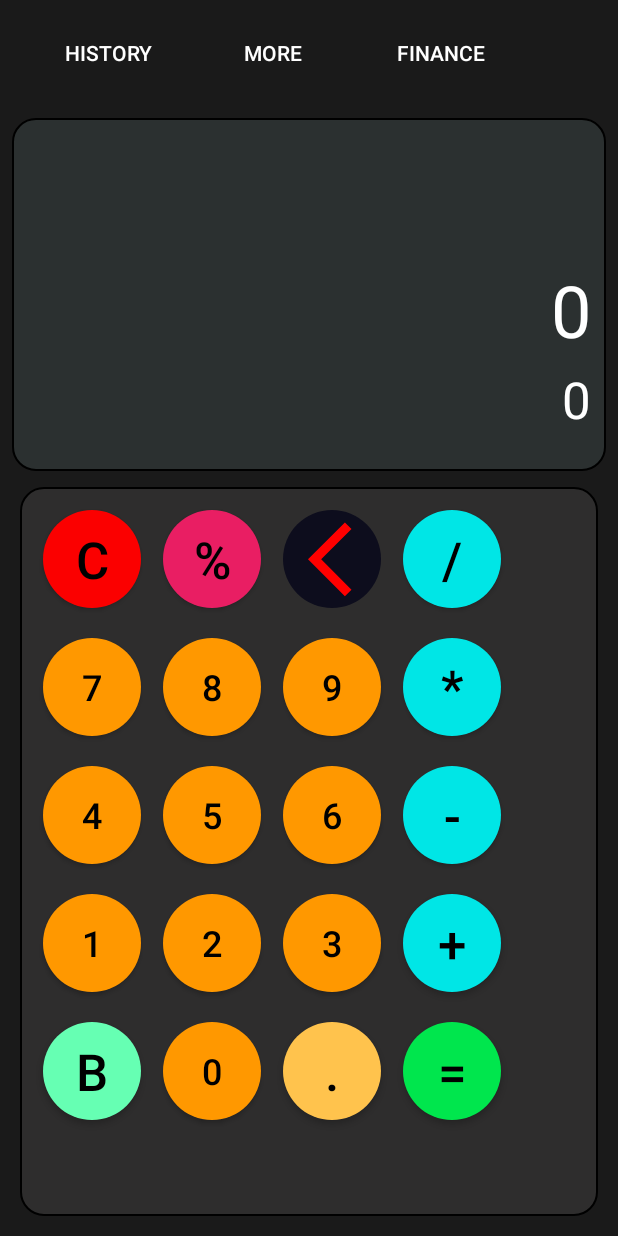
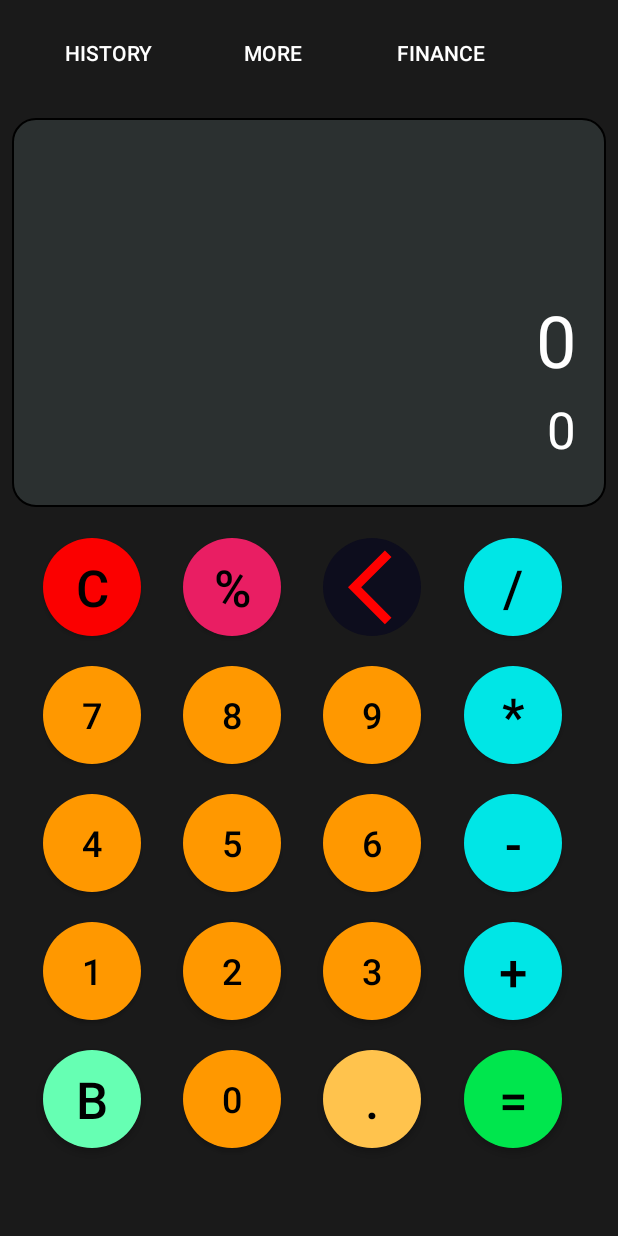
Before and after one commit to saikiranreddyappidi/Calculator, an Android app: the screen it shows after launch (MainActivity), on a phone screen of 412 x 824 dp. Run offline under Robolectric (Android 15) with nearby library versions, the phone set to English and light mode, and no system bars.

Commit message:
Few updates and added deselect option.

```diff
--- a/app/src/main/java/com/example/calculator/History.java
+++ b/app/src/main/java/com/example/calculator/History.java
@@ -178,6 +178,7 @@ public class History extends AppCompatActivity implements View.OnClickListener,
             }
         }
         Button btnSelectAll = findViewById(R.id.selectAll);
+        btnSelectAll.setBackground(AppCompatResources.getDrawable(this, R.drawable.baseline_deselect_24));
         if(selectedAll){
             for(int i=0;i<layout.getChildCount();i++){
                 Button button = (Button) layout.getChildAt(i);
--- a/app/src/main/res/layout/activity_main.xml
+++ b/app/src/main/res/layout/activity_main.xml
@@ -48,22 +48,20 @@
 
     <LinearLayout
         android:layout_width="match_parent"
-        android:layout_height="113sp"
-        android:layout_weight="1"
-        android:orientation="vertical"
-        android:background="@drawable/output_round_corner"
+        android:layout_height="0sp"
         android:layout_marginStart="0sp"
         android:layout_marginEnd="0sp"
-        android:padding="10sp"
-        android:layout_marginBottom="5sp">
-
-
+        android:layout_marginBottom="0sp"
+        android:layout_weight="1"
+        android:background="@drawable/output_round_corner"
+        android:orientation="vertical"
+        android:padding="20sp">
 
 
         <TextView
             android:id="@+id/input"
             android:layout_width="match_parent"
-            android:layout_height="150sp"
+            android:layout_height="160sp"
             android:autoSizeMaxTextSize="48sp"
             android:autoSizeMinTextSize="24sp"
             android:autoSizeStepGranularity="2sp"
@@ -90,9 +88,8 @@
     </LinearLayout>
 
     <LinearLayout
-        android:layout_height="180sp"
-        android:layout_weight="2.5"
-        android:background="@drawable/keyboard_round_corner"
+        android:layout_height="0sp"
+        android:layout_weight="1.8"
         android:baselineAligned="false"
         android:layout_margin="5sp"
         android:padding="5sp"
@@ -100,6 +97,7 @@
 
         <LinearLayout
             android:layout_width="80sp"
+            android:layout_weight="1"
             android:layout_height="match_parent"
             android:orientation="vertical">
 
@@ -203,6 +201,7 @@
         <LinearLayout
             android:layout_width="80sp"
             android:layout_height="match_parent"
+            android:layout_weight="1"
             android:orientation="vertical">
 
             <Button
@@ -302,6 +301,8 @@
         <LinearLayout
             android:layout_width="80sp"
             android:layout_height="match_parent"
+            android:layout_weight="1"
+
             android:orientation="vertical">
 
             <ImageButton
@@ -400,6 +401,8 @@
         <LinearLayout
             android:layout_width="80sp"
             android:layout_height="match_parent"
+            android:layout_weight="1"
+
             android:orientation="vertical">
 
             <Button
--- /dev/null
+++ b/app/src/main/res/values-w820dp/dimens.xml
@@ -0,0 +1,6 @@
+<resources>
+    <!-- Example customization of dimensions originally defined in res/values/dimens.xml
+         (such as screen margins) for screens with more than 820dp of available width. This
+         would include 7" and 10" devices in landscape (~960dp and ~1280dp respectively). -->
+    <dimen name="activity_horizontal_margin">64dp</dimen>
+</resources>
--- a/app/src/main/res/values/dimens.xml
+++ b/app/src/main/res/values/dimens.xml
@@ -2,4 +2,9 @@
     <dimen name="app_bar_height">180dp</dimen>
     <dimen name="fab_margin">16dp</dimen>
     <dimen name="text_margin">16dp</dimen>
+    <!-- Default screen margins, per the Android Design guidelines. -->
+    <dimen name="activity_horizontal_margin">16dp</dimen>
+    <dimen name="activity_vertical_margin">16dp</dimen>
+    <dimen name="appbar_padding">16dp</dimen>
+    <dimen name="appbar_padding_top">8dp</dimen>
 </resources>
--- a/app/src/main/res/values/strings.xml
+++ b/app/src/main/res/values/strings.xml
@@ -131,4 +131,7 @@
     <string name="delete">Delete</string>
     <string name="copy">copy</string>
     <string name="share">share</string>
+    <string name="title_activity_tabs">tabsActivity</string>
+    <string name="tab_text_1">Tab 1</string>
+    <string name="tab_text_2">Tab 2</string>
 </resources>
```
Also changed, not shown: app/src/main/res/values/themes.xml (+9 -0 lines).
